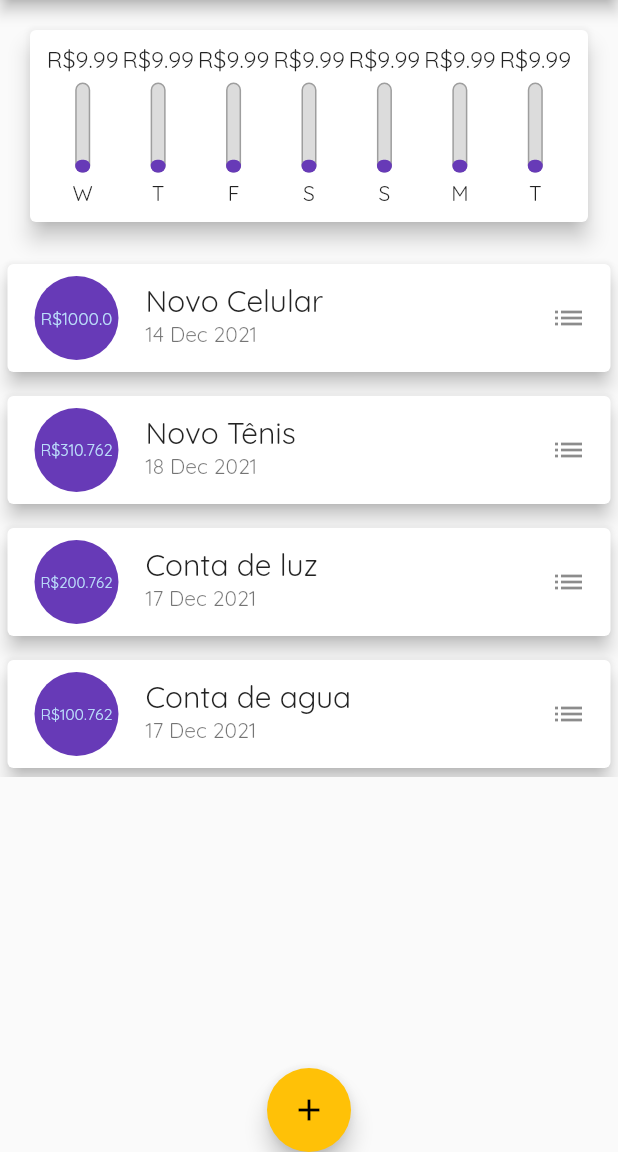
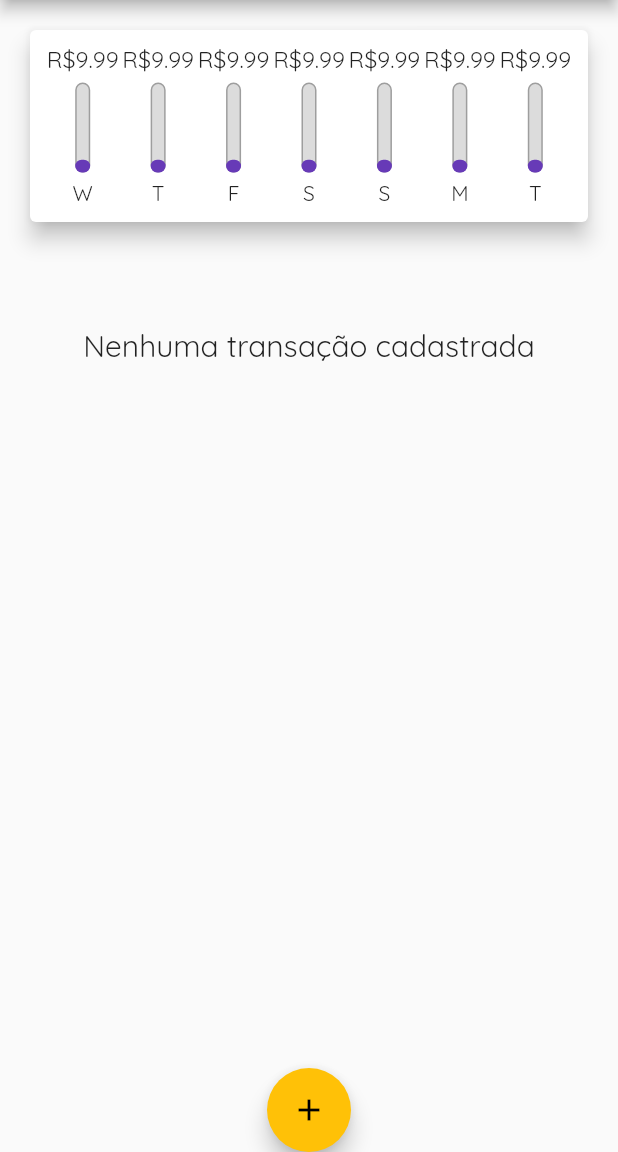
Before and after one commit to mechztcc/flutter-expenses, a Flutter app: the screen it shows after launch, on a phone screen of 412 x 824 dp, the part 84-1236 px from its top. Run offline on Flutter 3.47's test engine with Material 2 defaults, Android fonts, the phone set to English and light mode, and no system bars.

```diff
--- a/lib/components/transaction_form.dart
+++ b/lib/components/transaction_form.dart
@@ -22,8 +22,6 @@ class _TransactionFormState extends State<TransactionForm> {
   _submitForm() {
     final title = _titleController.text;
     final value = double.tryParse(_valueController.text) ?? 0;
-
-    DateTime _selectedDate = DateTime.now();
 
     if (title.isEmpty || value <= 0) {
       return;
--- a/lib/main.dart
+++ b/lib/main.dart
@@ -33,28 +33,7 @@ class MyHomePage extends StatefulWidget {
 }
 
 class _MyHomePageState extends State<MyHomePage> {
-  final List<Transaction> _transactions = [
-    Transaction(
-        id: 't0',
-        title: 'Novo Celular',
-        value: 1000.00,
-        date: DateTime.now().subtract(Duration(days: 7))),
-    Transaction(
-        id: 't1',
-        title: 'Novo Tênis',
-        value: 310.762,
-        date: DateTime.now().subtract(Duration(days: 3))),
-    Transaction(
-        id: 't2',
-        title: 'Conta de luz',
-        value: 200.762,
-        date: DateTime.now().subtract(Duration(days: 4))),
-    Transaction(
-        id: 't2',
-        title: 'Conta de agua',
-        value: 100.762,
-        date: DateTime.now().subtract(Duration(days: 4)))
-  ];
+  final List<Transaction> _transactions = [];
 
   _openTransactionFormModal(BuildContext context) {
     showModalBottomSheet(
```
